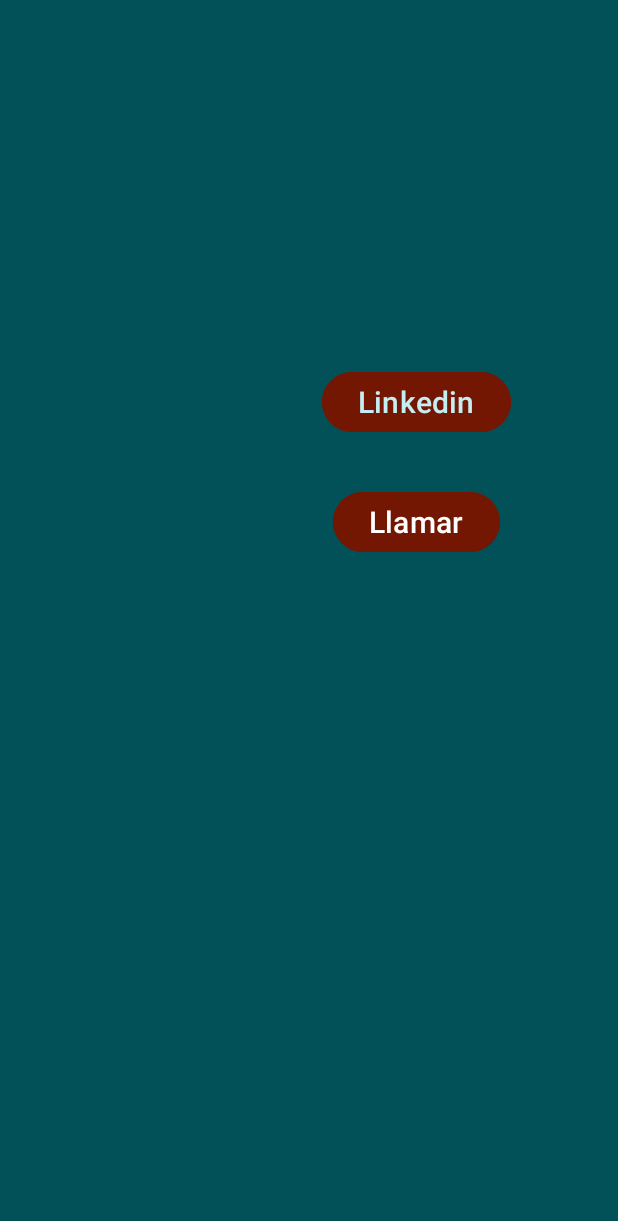
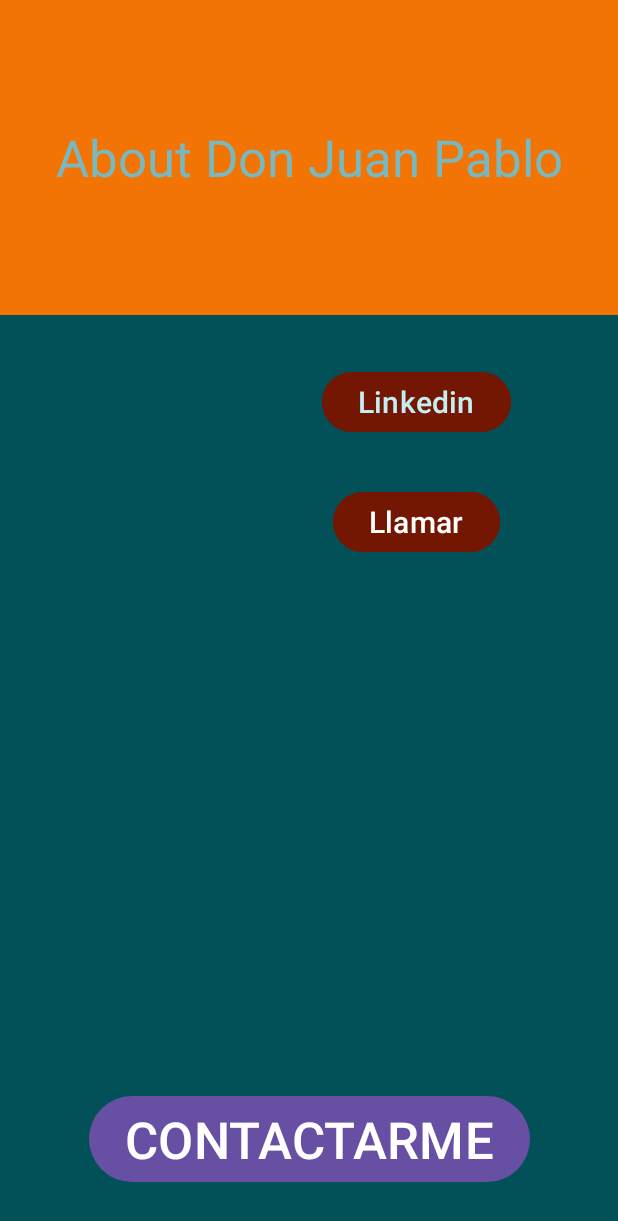
Before and after one commit to JpVargass/modulo4_SprintFinal, an Android app: the SecondActivity screen opened directly, with no data from a screen before it, after a tap on "Linkedin", on a phone screen of 412 x 824 dp. Shown: the top 1221 px of the screen. Run offline under Robolectric (Android 15) with nearby library versions, the phone set to English and light mode, and no system bars.

Commit message:
boton de linkeding se corrigue url

```diff
--- a/app/src/main/java/cl/jpvs/modulo4_sprintfinal/SecondActivity.java
+++ b/app/src/main/java/cl/jpvs/modulo4_sprintfinal/SecondActivity.java
@@ -21,7 +21,7 @@ private ActivitySecondBinding binding;
 binding.btnLinkedin.setOnClickListener(new View.OnClickListener() {
     @Override
     public void onClick(View v) {
-         String linkedinUrl ="www.linkedin.com/in/juanpablovargassoto";
+         String linkedinUrl ="https://www.linkedin.com/in/juanpablovargassoto/";
          Uri uri = Uri.parse(linkedinUrl);
         Intent intent = new Intent(Intent.ACTION_VIEW,uri);
         startActivity(intent);
--- a/app/src/main/res/layout/activity_second.xml
+++ b/app/src/main/res/layout/activity_second.xml
@@ -32,4 +32,33 @@
         app:layout_constraintEnd_toEndOf="@+id/btnLinkedin"
         app:layout_constraintStart_toStartOf="@+id/btnLinkedin"
         app:layout_constraintTop_toBottomOf="@+id/btnLinkedin" />
+
+    <TextView
+        android:id="@+id/textView"
+        android:layout_width="413dp"
+        android:layout_height="210dp"
+        android:background="@color/paleta2_4"
+        android:backgroundTint="@color/paleta2_4"
+        android:gravity="center"
+        android:text="About Don Juan Pablo"
+        android:textColor="@color/paleta3"
+        android:textSize="34sp"
+        app:layout_constraintBottom_toBottomOf="parent"
+        app:layout_constraintEnd_toEndOf="parent"
+        app:layout_constraintHorizontal_bias="1.0"
+        app:layout_constraintStart_toStartOf="parent"
+        app:layout_constraintTop_toTopOf="parent"
+        app:layout_constraintVertical_bias="0.0"
+        tools:textColor="@color/paleta4" />
+
+    <Button
+        android:id="@+id/button2"
+        android:layout_width="wrap_content"
+        android:layout_height="wrap_content"
+        android:layout_marginBottom="32dp"
+        android:text="CONTACTARME"
+        android:textSize="34sp"
+        app:layout_constraintBottom_toBottomOf="parent"
+        app:layout_constraintEnd_toEndOf="parent"
+        app:layout_constraintStart_toStartOf="parent" />
 </androidx.constraintlayout.widget.ConstraintLayout>
```
